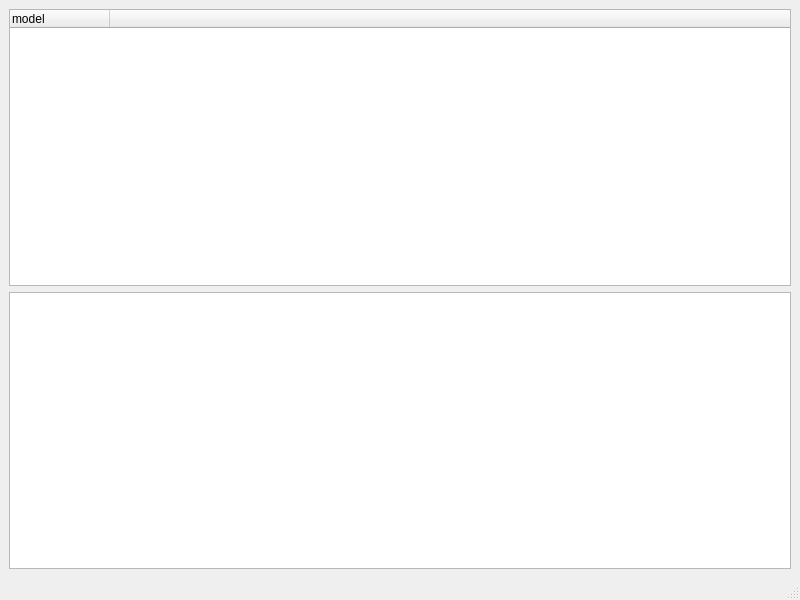
First picture: the form in ui/mainwindow.ui, repository ijknabla/OpenModelicaRunner, before the edit.
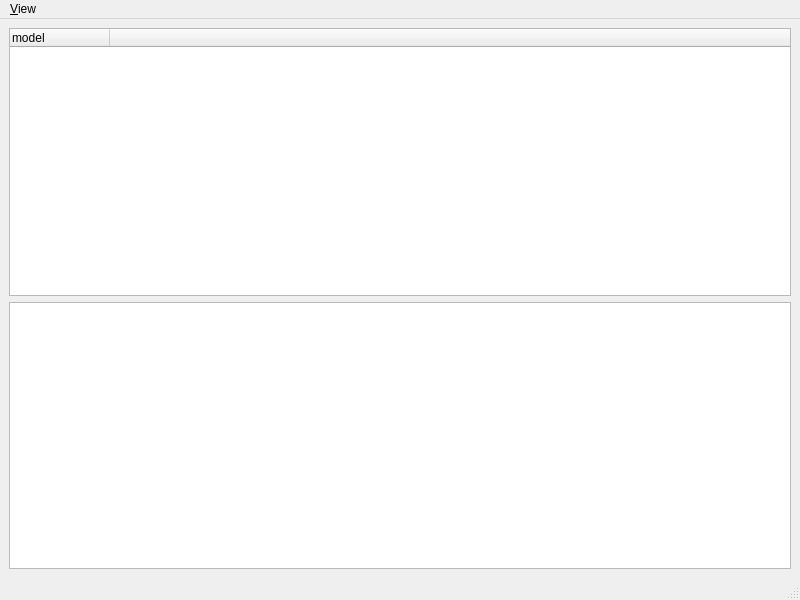
Second picture: the form after the edit.

Commit message: Add View, Model Browser menu

Diff of the .ui file:
```diff
--- a/ui/mainwindow.ui
+++ b/ui/mainwindow.ui
@@ -43,6 +43,13 @@
      <height>19</height>
     </rect>
    </property>
+   <widget class="QMenu" name="menu_View">
+    <property name="title">
+     <string>&amp;View</string>
+    </property>
+    <addaction name="action_Model_Broswer"/>
+   </widget>
+   <addaction name="menu_View"/>
   </widget>
   <widget class="QStatusBar" name="statusbar"/>
  </widget>
```
Left out of the diff: 8 changed lines with no effect on the pictures. The commit also changes 1 other file.
